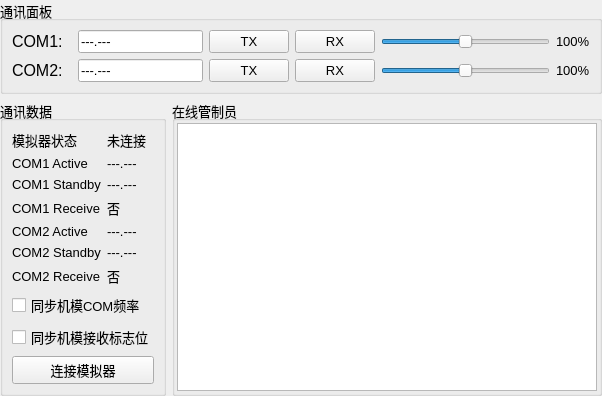
Before: the Qt Designer form src/ui/form/pilot_window.ui in supermastergui/AudioClient, drawn with Qt 5.
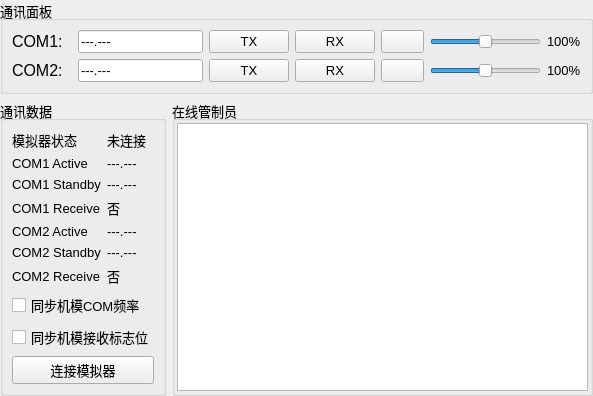
After: the same form once the commit is applied. Icons and pictures are not drawn. Custom widgets are drawn as their Qt base class.

Patch:
```diff
--- a/src/ui/form/pilot_window.ui
+++ b/src/ui/form/pilot_window.ui
@@ -6,8 +6,8 @@
    <rect>
     <x>0</x>
     <y>0</y>
-    <width>602</width>
-    <height>376</height>
+    <width>593</width>
+    <height>390</height>
    </rect>
   </property>
   <property name="minimumSize">
@@ -242,25 +242,6 @@
         </property>
        </widget>
       </item>
-      <item row="2" column="4">
-       <widget class="QSlider" name="com2_volume">
-        <property name="sizePolicy">
-         <sizepolicy hsizetype="Expanding" vsizetype="Preferred">
-          <horstretch>0</horstretch>
-          <verstretch>0</verstretch>
-         </sizepolicy>
-        </property>
-        <property name="maximum">
-         <number>200</number>
-        </property>
-        <property name="value">
-         <number>100</number>
-        </property>
-        <property name="orientation">
-         <enum>Qt::Orientation::Horizontal</enum>
-        </property>
-       </widget>
-      </item>
       <item row="0" column="0">
        <widget class="QLabel" name="label_com1">
         <property name="sizePolicy">
@@ -299,35 +280,36 @@
         </property>
        </widget>
       </item>
-      <item row="0" column="1">
-       <widget class="QLineEdit" name="label_com1_freq">
-        <property name="sizePolicy">
-         <sizepolicy hsizetype="Preferred" vsizetype="Preferred">
-          <horstretch>0</horstretch>
-          <verstretch>0</verstretch>
-         </sizepolicy>
-        </property>
-        <property name="text">
-         <string>---.---</string>
-        </property>
-       </widget>
-      </item>
       <item row="0" column="4">
-       <widget class="QSlider" name="com1_volume">
+       <widget class="SelectedButton" name="button_com1_speaker">
+        <property name="enabled">
+         <bool>true</bool>
+        </property>
+        <property name="text">
+         <string/>
+        </property>
+        <property name="icon">
+         <iconset resource="../../../resource.qrc">
+          <normaloff>:/icon/speaker</normaloff>:/icon/speaker</iconset>
+        </property>
+        <property name="iconSize">
+         <size>
+          <width>24</width>
+          <height>24</height>
+         </size>
+        </property>
+       </widget>
+      </item>
+      <item row="0" column="2">
+       <widget class="SelectedButton" name="button_com1_tx">
         <property name="sizePolicy">
-         <sizepolicy hsizetype="Expanding" vsizetype="Preferred">
+         <sizepolicy hsizetype="Fixed" vsizetype="Fixed">
           <horstretch>0</horstretch>
           <verstretch>0</verstretch>
          </sizepolicy>
         </property>
-        <property name="maximum">
-         <number>200</number>
-        </property>
-        <property name="value">
-         <number>100</number>
-        </property>
-        <property name="orientation">
-         <enum>Qt::Orientation::Horizontal</enum>
+        <property name="text">
+         <string>TX</string>
         </property>
        </widget>
       </item>
@@ -344,6 +326,13 @@
         </property>
        </widget>
       </item>
+      <item row="2" column="6">
+       <widget class="QLabel" name="label_com2_volume">
+        <property name="text">
+         <string>100%</string>
+        </property>
+       </widget>
+      </item>
       <item row="2" column="1">
        <widget class="QLineEdit" name="label_com2_freq">
         <property name="sizePolicy">
@@ -357,16 +346,42 @@
         </property>
        </widget>
       </item>
-      <item row="0" column="2">
-       <widget class="SelectedButton" name="button_com1_tx">
+      <item row="0" column="6">
+       <widget class="QLabel" name="label_com1_volume">
+        <property name="text">
+         <string>100%</string>
+        </property>
+       </widget>
+      </item>
+      <item row="2" column="5">
+       <widget class="QSlider" name="com2_volume">
         <property name="sizePolicy">
-         <sizepolicy hsizetype="Fixed" vsizetype="Fixed">
+         <sizepolicy hsizetype="Expanding" vsizetype="Preferred">
           <horstretch>0</horstretch>
           <verstretch>0</verstretch>
          </sizepolicy>
         </property>
+        <property name="maximum">
+         <number>200</number>
+        </property>
+        <property name="value">
+         <number>100</number>
+        </property>
+        <property name="orientation">
+         <enum>Qt::Orientation::Horizontal</enum>
+        </property>
+       </widget>
+      </item>
+      <item row="0" column="1">
+       <widget class="QLineEdit" name="label_com1_freq">
+        <property name="sizePolicy">
+         <sizepolicy hsizetype="Preferred" vsizetype="Preferred">
+          <horstretch>0</horstretch>
+          <verstretch>0</verstretch>
+         </sizepolicy>
+        </property>
         <property name="text">
-         <string>TX</string>
+         <string>---.---</string>
         </property>
        </widget>
       </item>
@@ -396,16 +411,41 @@
        </widget>
       </item>
       <item row="0" column="5">
-       <widget class="QLabel" name="label_com1_volume">
-        <property name="text">
-         <string>100%</string>
+       <widget class="QSlider" name="com1_volume">
+        <property name="sizePolicy">
+         <sizepolicy hsizetype="Expanding" vsizetype="Preferred">
+          <horstretch>0</horstretch>
+          <verstretch>0</verstretch>
+         </sizepolicy>
+        </property>
+        <property name="maximum">
+         <number>200</number>
+        </property>
+        <property name="value">
+         <number>100</number>
+        </property>
+        <property name="orientation">
+         <enum>Qt::Orientation::Horizontal</enum>
         </property>
        </widget>
       </item>
-      <item row="2" column="5">
-       <widget class="QLabel" name="label_com2_volume">
+      <item row="2" column="4">
+       <widget class="SelectedButton" name="button_com2_speaker">
+        <property name="enabled">
+         <bool>true</bool>
+        </property>
         <property name="text">
-         <string>100%</string>
+         <string/>
+        </property>
+        <property name="icon">
+         <iconset resource="../../../resource.qrc">
+          <normaloff>:/icon/speaker</normaloff>:/icon/speaker</iconset>
+        </property>
+        <property name="iconSize">
+         <size>
+          <width>24</width>
+          <height>24</height>
+         </size>
         </property>
        </widget>
       </item>
```
Left out of the diff: 4 changed lines with no effect on the pictures.
